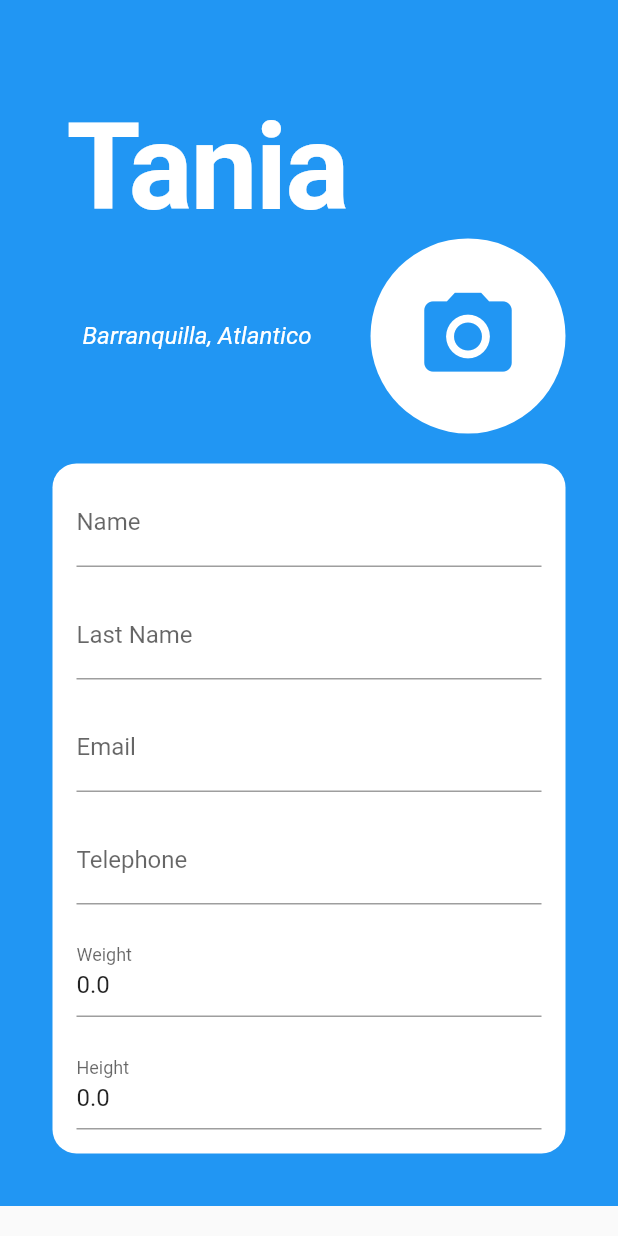
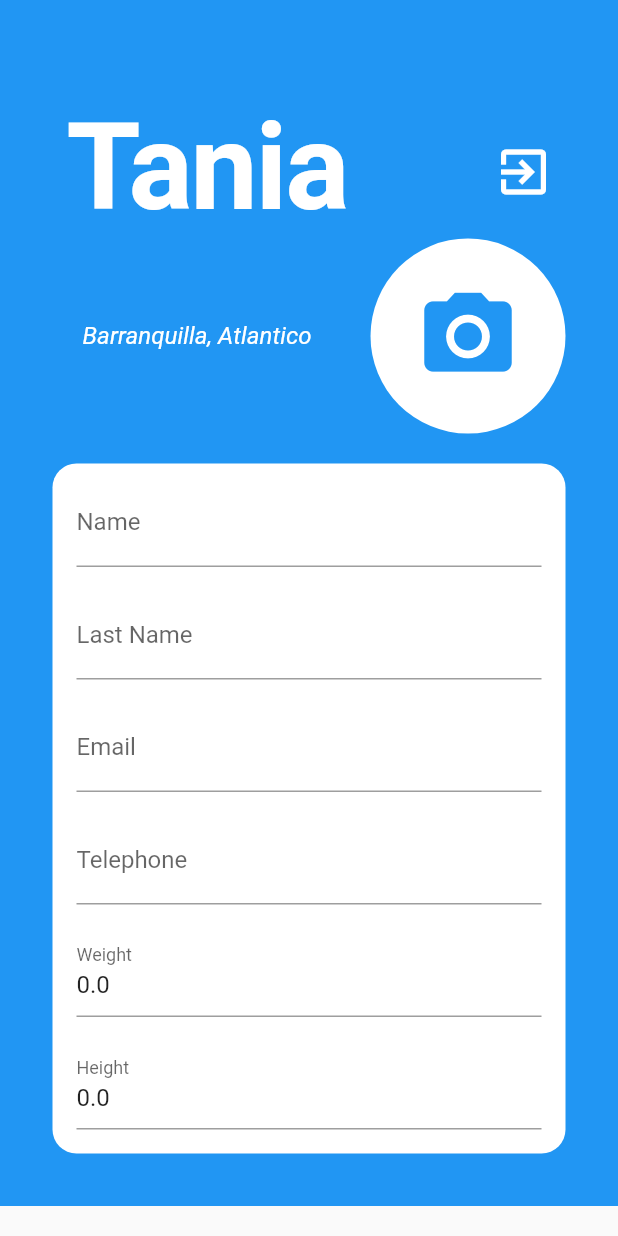
Before and after one commit to VictorCuerdo/trackyApp, a Flutter app: the screen it shows after launch, on a phone screen of 412 x 824 dp. Run offline on Flutter 3.47's test engine with Material 2 defaults, Android fonts, the light colour scheme and no system bars.

Commit message:
exit icon added
pocos cambios y se agrega el botón de exit

```diff
--- a/trackyapp/lib/main.dart
+++ b/trackyapp/lib/main.dart
@@ -32,7 +32,9 @@ class _EditPersonalInfoState extends State<EditPersonalInfo> {
   @override
   Widget build(BuildContext context) {
     return Scaffold(
-      body: SingleChildScrollView(
+      body: Stack(
+        children: [
+          SingleChildScrollView(
             child: Container(
               color: Colors.blue,
               padding: const EdgeInsets.all(
@@ -42,8 +44,9 @@ class _EditPersonalInfoState extends State<EditPersonalInfo> {
                 children: <Widget>[
                   const SizedBox(height: 30.0),
                   Row(
-                children: const [
-                  Padding(
+                    mainAxisAlignment: MainAxisAlignment.spaceBetween,
+                    children: [
+                      const Padding(
                         padding: EdgeInsets.only(left: 10.0),
                         child: Text(
                           'Tania',
@@ -54,6 +57,13 @@ class _EditPersonalInfoState extends State<EditPersonalInfo> {
                             letterSpacing: -1.5,
                           ),
                         ),
+                      ),
+                      IconButton(
+                        onPressed: () {},
+                        icon: const Icon(Icons.exit_to_app, size: 40),
+                        color: Colors.white,
+                        padding: const EdgeInsets.only(top: 5.0, right: 10.0),
+                        // alignment: Alignment.topRight,
                       ),
                     ],
                   ),
@@ -110,7 +120,8 @@ class _EditPersonalInfoState extends State<EditPersonalInfo> {
                         ),
                         const SizedBox(height: 16.0),
                         TextFormField(
-                      decoration: const InputDecoration(labelText: 'Last Name'),
+                          decoration:
+                              const InputDecoration(labelText: 'Last Name'),
                           initialValue: _lastName,
                           onChanged: (value) {
                             setState(() {
@@ -130,7 +141,8 @@ class _EditPersonalInfoState extends State<EditPersonalInfo> {
                         ),
                         const SizedBox(height: 16.0),
                         TextFormField(
-                      decoration: const InputDecoration(labelText: 'Telephone'),
+                          decoration:
+                              const InputDecoration(labelText: 'Telephone'),
                           initialValue: _telephone,
                           onChanged: (value) {
                             setState(() {
@@ -140,10 +152,11 @@ class _EditPersonalInfoState extends State<EditPersonalInfo> {
                         ),
                         const SizedBox(height: 16.0),
                         TextFormField(
-                      decoration: const InputDecoration(labelText: 'Weight'),
+                          decoration:
+                              const InputDecoration(labelText: 'Weight'),
                           initialValue: _weight?.toString(),
-                      keyboardType:
-                          const TextInputType.numberWithOptions(decimal: true),
+                          keyboardType: const TextInputType.numberWithOptions(
+                              decimal: true),
                           onChanged: (value) {
                             setState(() {
                               _weight = double.tryParse(value);
@@ -152,10 +165,11 @@ class _EditPersonalInfoState extends State<EditPersonalInfo> {
                         ),
                         const SizedBox(height: 16.0),
                         TextFormField(
-                      decoration: const InputDecoration(labelText: 'Height'),
+                          decoration:
+                              const InputDecoration(labelText: 'Height'),
                           initialValue: _height?.toString(),
-                      keyboardType:
-                          const TextInputType.numberWithOptions(decimal: true),
+                          keyboardType: const TextInputType.numberWithOptions(
+                              decimal: true),
                           onChanged: (value) {
                             setState(() {
                               _height = double.tryParse(value);
@@ -169,6 +183,8 @@ class _EditPersonalInfoState extends State<EditPersonalInfo> {
               ),
             ),
           ),
+        ],
+      ),
     );
   }
 }
```
Lines whose indentation alone changed are shown as unchanged.
